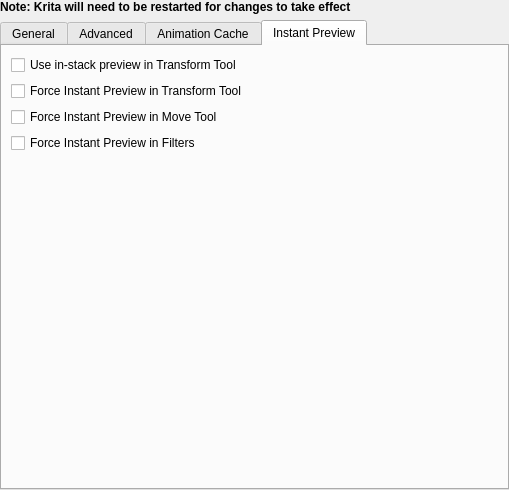
Above: libs/ui/forms/wdgperformancesettings.ui from KDE/krita before the change. Below: the same form after it.
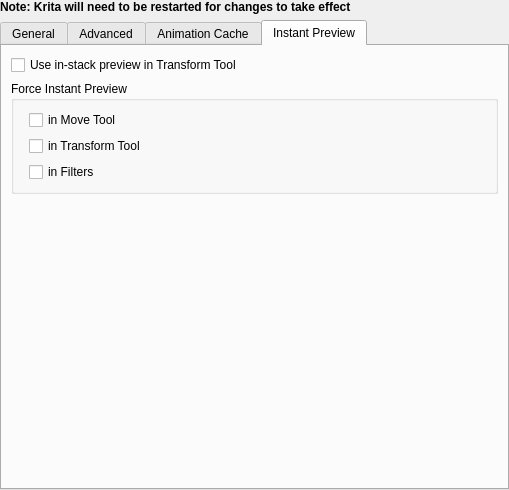
That is the form after the change. The open tabs and pages were chosen to show the change. Custom widgets are drawn as their Qt base class.

Commit message: Fix sorting of Instant Preview options

Patch:
```diff
--- a/libs/ui/forms/wdgperformancesettings.ui
+++ b/libs/ui/forms/wdgperformancesettings.ui
@@ -552,33 +552,42 @@
         </widget>
        </item>
        <item>
+        <widget class="QGroupBox" name="groupBox_6">
+         <property name="title">
+          <string>Force Instant Preview</string>
+         </property>
+         <layout class="QFormLayout" name="formLayout_7">
+          <item row="2" column="1">
+           <widget class="QCheckBox" name="chkFiltersForceLodMode">
+            <property name="toolTip">
+             <string>&lt;html&gt;&lt;head/&gt;&lt;body&gt;&lt;p&gt;The filter dialog will always use instant preview, even if instant preview is disabled in the &amp;quot;View&amp;quot; menu&lt;/p&gt;&lt;/body&gt;&lt;/html&gt;</string>
+            </property>
+            <property name="text">
+             <string>in Filters</string>
+            </property>
+           </widget>
+          </item>
+          <item row="1" column="1">
         <widget class="QCheckBox" name="chkTransformToolForceLodMode">
          <property name="toolTip">
           <string>&lt;html&gt;&lt;head/&gt;&lt;body&gt;&lt;p&gt;The transform tool preview will always use instant preview, even if instant preview is disabled in the &amp;quot;View&amp;quot; menu&lt;/p&gt;&lt;/body&gt;&lt;/html&gt;</string>
          </property>
          <property name="text">
-          <string>Force Instant Preview in Transform Tool</string>
+             <string>in Transform Tool</string>
          </property>
         </widget>
        </item>
-       <item>
+          <item row="0" column="1">
         <widget class="QCheckBox" name="chkMoveToolForceLodMode">
          <property name="toolTip">
           <string>&lt;html&gt;&lt;head/&gt;&lt;body&gt;&lt;p&gt;The move tool preview will always use instant preview, even if instant preview is disabled in the &amp;quot;View&amp;quot; menu&lt;/p&gt;&lt;/body&gt;&lt;/html&gt;</string>
          </property>
          <property name="text">
-          <string>Force Instant Preview in Move Tool</string>
+             <string>in Move Tool</string>
          </property>
         </widget>
        </item>
-       <item>
-        <widget class="QCheckBox" name="chkFiltersForceLodMode">
-         <property name="toolTip">
-          <string>&lt;html&gt;&lt;head/&gt;&lt;body&gt;&lt;p&gt;The filter dialog will always use instant preview, even if instant preview is disabled in the &amp;quot;View&amp;quot; menu&lt;/p&gt;&lt;/body&gt;&lt;/html&gt;</string>
-         </property>
-         <property name="text">
-          <string>Force Instant Preview in Filters</string>
-         </property>
+         </layout>
         </widget>
        </item>
        <item>
@@ -589,7 +598,7 @@
          <property name="sizeHint" stdset="0">
           <size>
            <width>20</width>
-           <height>233</height>
+           <height>0</height>
           </size>
          </property>
         </spacer>
```
Lines whose indentation alone changed are shown as unchanged.
